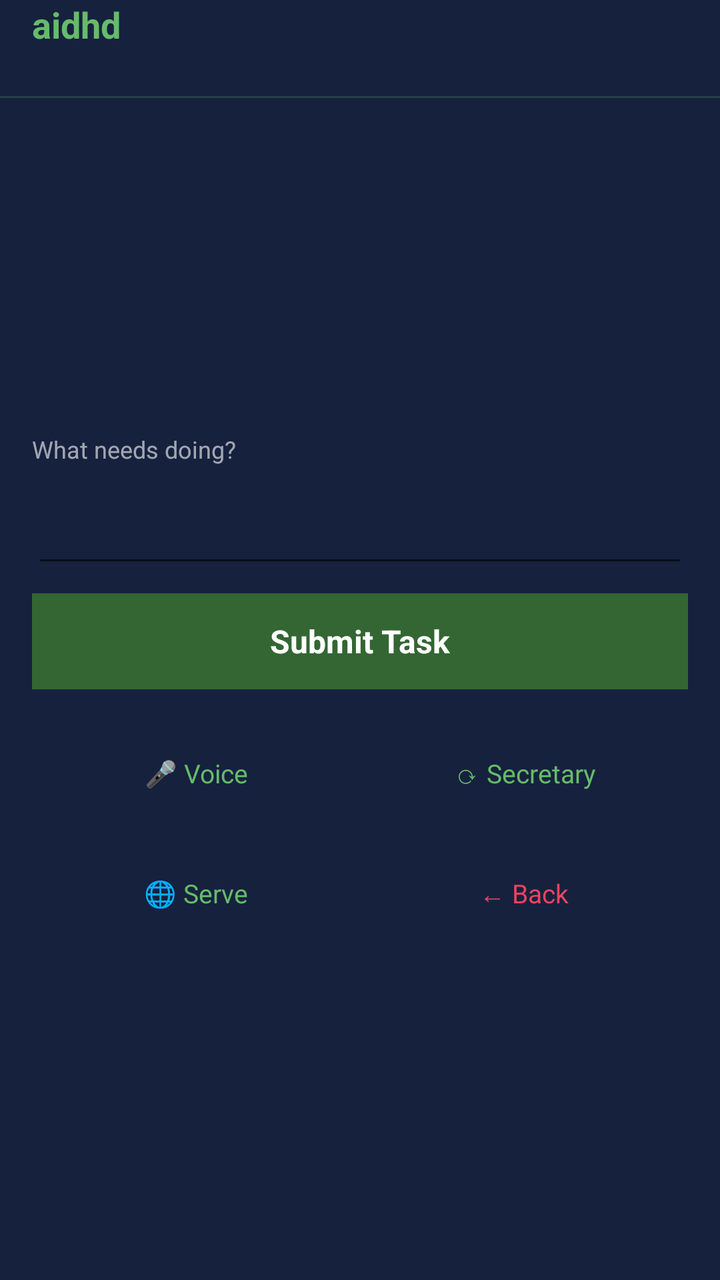
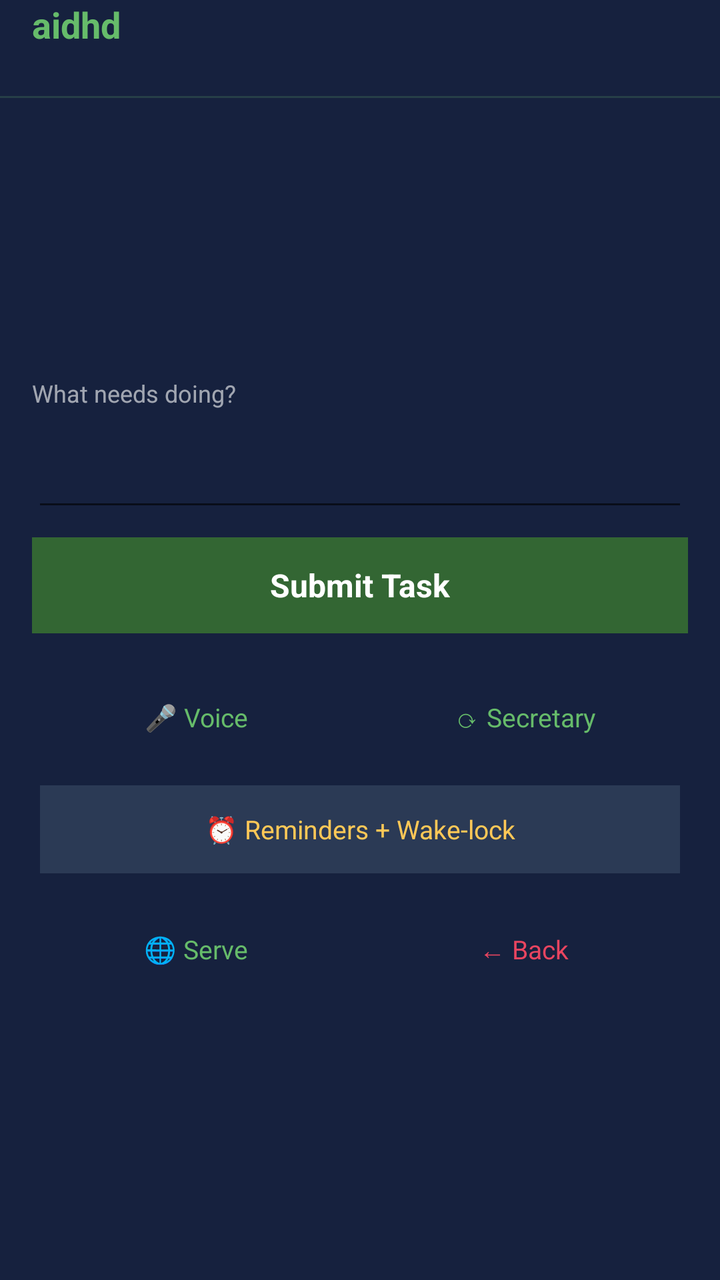

Screens rendered from an Android XML layout before and after an edit, with the pre-edit source and the edit as a unified diff.
<!-- AndroidManifest.xml: fallback theme Theme.MaterialComponents.DayNight.NoActionBar -->
<!-- res/layout/aidhd_dialog.xml -->
<?xml version="1.0" encoding="utf-8"?>
<LinearLayout xmlns:android="http://schemas.android.com/apk/res/android"
    android:layout_width="match_parent"
    android:layout_height="match_parent"
    android:orientation="vertical"
    android:background="#FF16213E"
    android:padding="0dp">

    <LinearLayout
        android:layout_width="match_parent"
        android:layout_height="48dp"
        android:orientation="horizontal"
        android:gravity="center_vertical"
        android:paddingLeft="16dp">

        <TextView
            android:id="@+id/title"
            android:layout_width="wrap_content"
            android:layout_height="match_parent"
            android:text="aidhd"
            android:textColor="#FF66BB6A"
            android:textSize="18sp"
            android:textStyle="bold" />

    </LinearLayout>

    <View
        android:layout_width="match_parent"
        android:layout_height="1dp"
        android:background="#3366BB6A" />

    <LinearLayout
        android:layout_width="match_parent"
        android:layout_height="0dp"
        android:layout_weight="1"
        android:orientation="vertical"
        android:gravity="center"
        android:padding="16dp">

        
        <TextView
            android:layout_width="match_parent"
            android:layout_height="wrap_content"
            android:text="What needs doing?"
            android:textColor="#99FFFFFF"
            android:textSize="12sp" />

        <EditText
            android:id="@+id/task_input"
            android:layout_width="match_parent"
            android:layout_height="56dp"
            android:padding="8dp" />

        
        <TextView
            android:id="@+id/btn_submit"
            android:layout_width="match_parent"
            android:layout_height="48dp"
            android:gravity="center"
            android:background="#FF336633"
            android:padding="12dp"
            android:text="Submit Task"
            android:textColor="#FFFFFFFF"
            android:textSize="16sp"
            android:textStyle="bold"
            android:layout_marginTop="8dp" />

        
        <LinearLayout
            android:layout_width="match_parent"
            android:layout_height="wrap_content"
            android:orientation="horizontal"
            android:gravity="center"
            android:layout_marginTop="16dp">

            <TextView
                android:id="@+id/btn_voice"
                android:layout_width="0dp"
                android:layout_height="44dp"
                android:layout_weight="1"
                android:layout_margin="4dp"
                android:gravity="center"
                android:text="🎤 Voice"
                android:textColor="#FF66BB6A"
                android:textSize="13sp" />

            <TextView
                android:id="@+id/btn_secretary"
                android:layout_width="0dp"
                android:layout_height="44dp"
                android:layout_weight="1"
                android:layout_margin="4dp"
                android:gravity="center"
                android:text="⟳ Secretary"
                android:textColor="#FF66BB6A"
                android:textSize="13sp" />

        </LinearLayout>

        
        <LinearLayout
            android:layout_width="match_parent"
            android:layout_height="wrap_content"
            android:orientation="horizontal"
            android:gravity="center"
            android:layout_marginTop="8dp">

            <TextView
                android:id="@+id/btn_serve"
                android:layout_width="0dp"
                android:layout_height="44dp"
                android:layout_weight="1"
                android:layout_margin="4dp"
                android:gravity="center"
                android:text="🌐 Serve"
                android:textColor="#FF66BB6A"
                android:textSize="13sp" />

            <TextView
                android:id="@+id/btn_back"
                android:layout_width="0dp"
                android:layout_height="44dp"
                android:layout_weight="1"
                android:layout_margin="4dp"
                android:gravity="center"
                android:text="← Back"
                android:textColor="#FFE94560"
                android:textSize="13sp" />

        </LinearLayout>

    </LinearLayout>

</LinearLayout>
<!-- resources referenced by this layout -->
<resources>

</resources>

<!-- the commit's change to res/layout/aidhd_dialog.xml (unified diff, before → after) -->
@@ -103,6 +103,27 @@
             android:layout_height="wrap_content"
             android:orientation="horizontal"
             android:gravity="center"
+            android:layout_marginTop="4dp">
+
+            <TextView
+                android:id="@+id/btn_reminders"
+                android:layout_width="match_parent"
+                android:layout_height="44dp"
+                android:layout_margin="4dp"
+                android:gravity="center"
+                android:background="#FF2B3A55"
+                android:text="⏰ Reminders + Wake-lock"
+                android:textColor="#FFFFC857"
+                android:textSize="13sp" />
+
+        </LinearLayout>
+
+        
+        <LinearLayout
+            android:layout_width="match_parent"
+            android:layout_height="wrap_content"
+            android:orientation="horizontal"
+            android:gravity="center"
             android:layout_marginTop="8dp">
 
             <TextView
